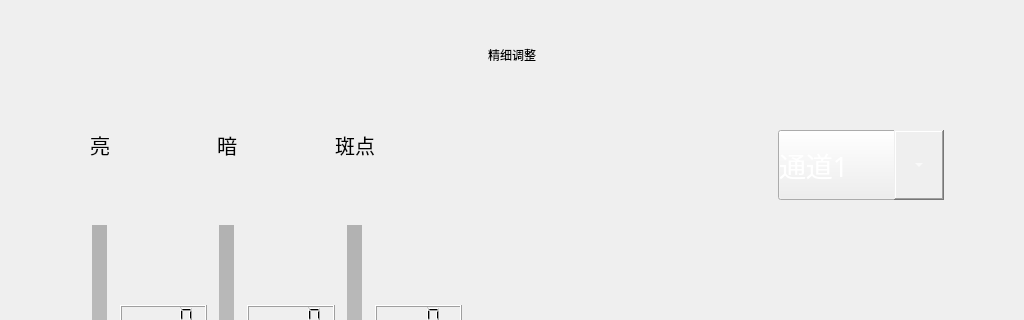
This is forms/formaccuracydetailadjust.ui in zhoutl1106/pjt2 as Qt 5 draws it before an edit; both pictures show x 0 to 1024 and y 0 to 320 of the 1024 by 520 pixel window. The edited form follows.
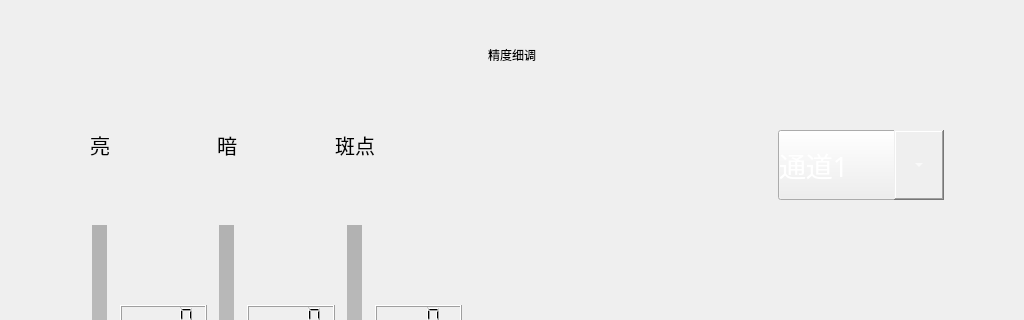
This is the edited form. Icons and pictures are not drawn.

What changed in the file:
```diff
--- a/forms/formaccuracydetailadjust.ui
+++ b/forms/formaccuracydetailadjust.ui
@@ -528,7 +528,7 @@
       </size>
      </property>
      <property name="text">
-      <string>精细调整</string>
+      <string>精度细调</string>
      </property>
      <property name="alignment">
       <set>Qt::AlignCenter</set>
```
Left out of the diff: 15 changed lines with no effect on the pictures.
